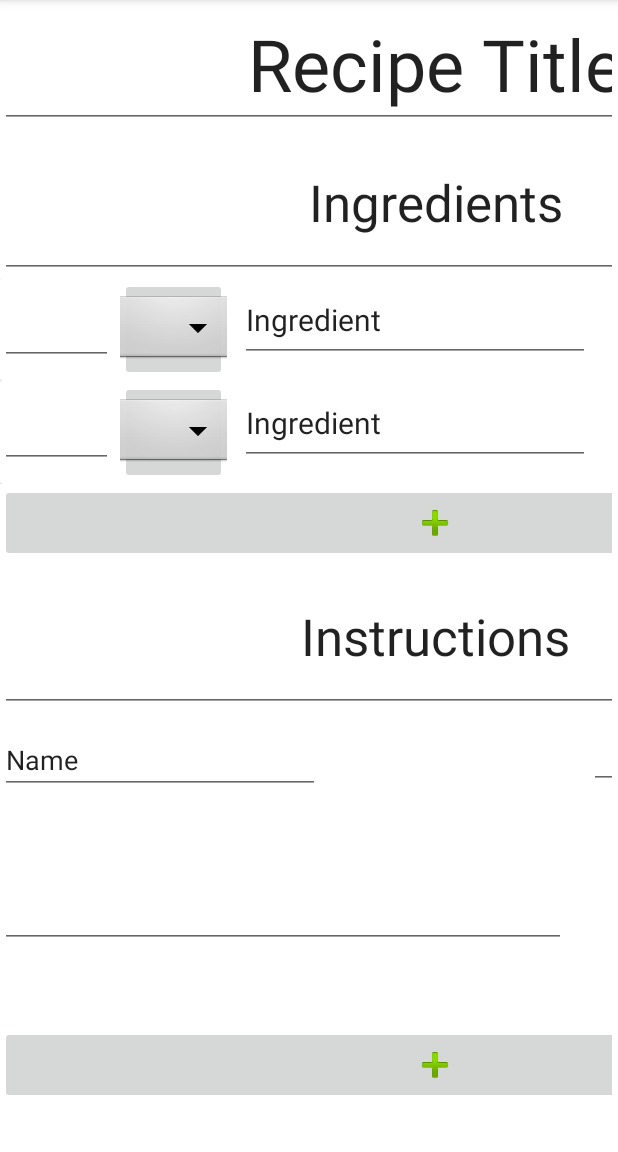
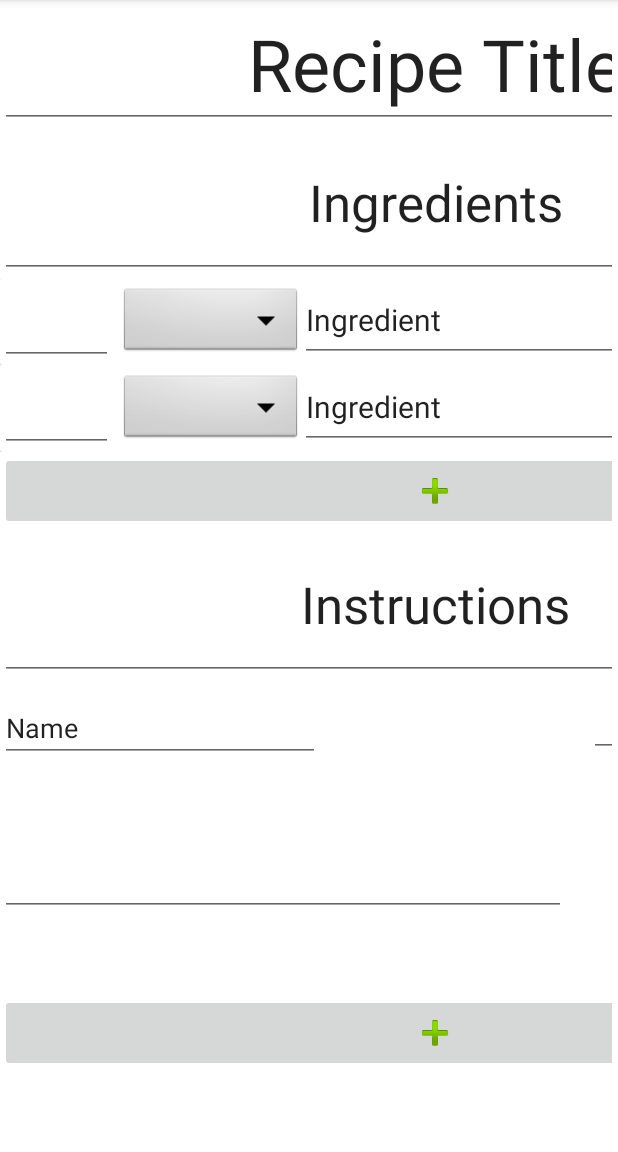
Before and after one commit to isabelle-ag/ChefsNotesApp, an Android app: the screen it shows after launch (MainActivity), after a tap on an icon or button, on a phone screen of 412 x 824 dp, the part 84-1236 px from its top. Run offline under Robolectric (Android 15) with nearby library versions, the phone set to English and light mode, and no system bars; 1 other tap on this screen came first.

Commit message:
All buttons functional

```diff
--- a/app/src/main/java/comp3350/chefsnotes/presentation/MainActivity.java
+++ b/app/src/main/java/comp3350/chefsnotes/presentation/MainActivity.java
@@ -4,7 +4,11 @@ import androidx.appcompat.app.AppCompatActivity;
 
 import android.os.Bundle;
 import android.view.View;
+import android.widget.AdapterView;
+import android.widget.ArrayAdapter;
 import android.widget.LinearLayout;
+import android.widget.Spinner;
+import comp3350.chefsnotes.business.Units;
 
 import comp3350.chefsnotes.R;
 
@@ -34,4 +38,9 @@ public class MainActivity extends AppCompatActivity {
         View child = getLayoutInflater().inflate(R.layout.ingredient_field, null);
         ingredientContainer.addView(child);
     }
+
+    public void openUnits(View view)
+    {
+
+    }
 }
--- a/app/src/main/res/layout/ingredient_field.xml
+++ b/app/src/main/res/layout/ingredient_field.xml
@@ -34,15 +34,18 @@
             android:text="Ingredient"
             android:textAlignment="textStart"
             android:textSize="20sp"
-            android:translationX="160dp" />
+            android:translationX="200dp" />
 
-        <ImageButton
-            android:id="@+id/MeasurementDropDown"
-            android:layout_width="71dp"
+        <Spinner
+            android:id="@+id/spinner1"
+            android:layout_width="wrap_content"
             android:layout_height="wrap_content"
+            android:background="@android:drawable/btn_dropdown"
+            android:entries="@array/units"
+            android:spinnerMode="dropdown"
             android:translationX="80dp"
-            app:srcCompat="@android:drawable/btn_dropdown"
-            tools:ignore="SpeakableTextPresentCheck" />
+            android:translationY="5dp"
+            tools:ignore="SpeakableTextPresentCheck,SpeakableTextPresentCheck" />
 
     </androidx.cardview.widget.CardView>
 
--- a/app/src/main/res/values/strings.xml
+++ b/app/src/main/res/values/strings.xml
@@ -1,4 +1,22 @@
 <resources>
     <string name="app_name">Chefsnotes</string>
     <string name="create_recipe">Create Recipe</string>
+    <string-array name="units">
+        <item> </item>
+        <item>mL</item>
+        <item>L</item>
+        <item>fl. oz</item>
+        <item>dash</item>
+        <item>tsp</item>
+        <item>tbsp</item>
+        <item>cup</item>
+        <item>pint</item>
+        <item>quart</item>
+        <item>gallon</item>
+        <item>piece</item>
+        <item>unit</item>
+        <item>lbs</item>
+        <item>g</item>
+        <item>kg</item>
+    </string-array>
 </resources>
```
